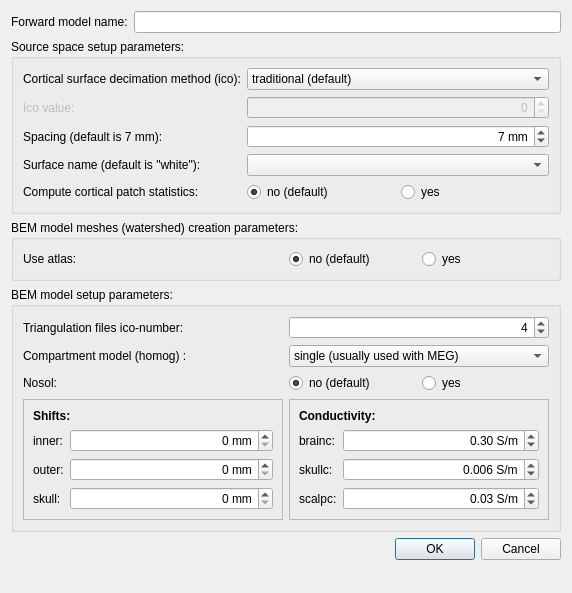
This is qt4Designer_ui_files/forwardModelDialog.ui in cibr-jyu/meggie as Qt 5 draws it before an edit. The edited form follows.
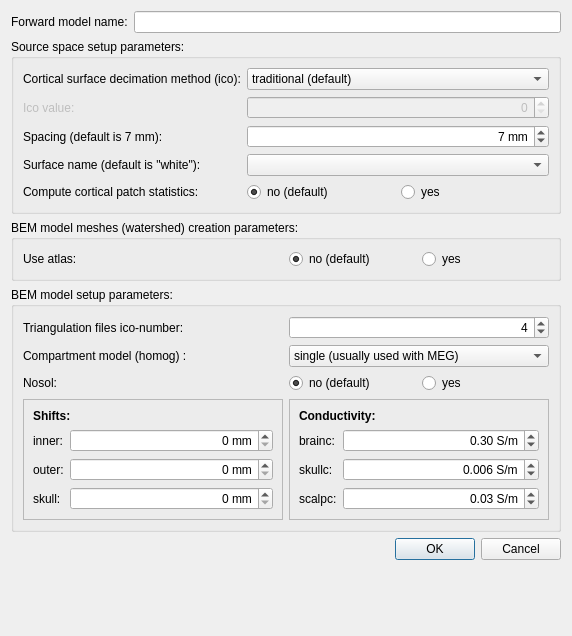
This is the edited form.

The edit to the form file:
```diff
--- a/qt4Designer_ui_files/forwardModelDialog.ui
+++ b/qt4Designer_ui_files/forwardModelDialog.ui
@@ -7,7 +7,7 @@
     <x>0</x>
     <y>0</y>
     <width>572</width>
-    <height>593</height>
+    <height>636</height>
    </rect>
   </property>
   <property name="windowTitle">
```
